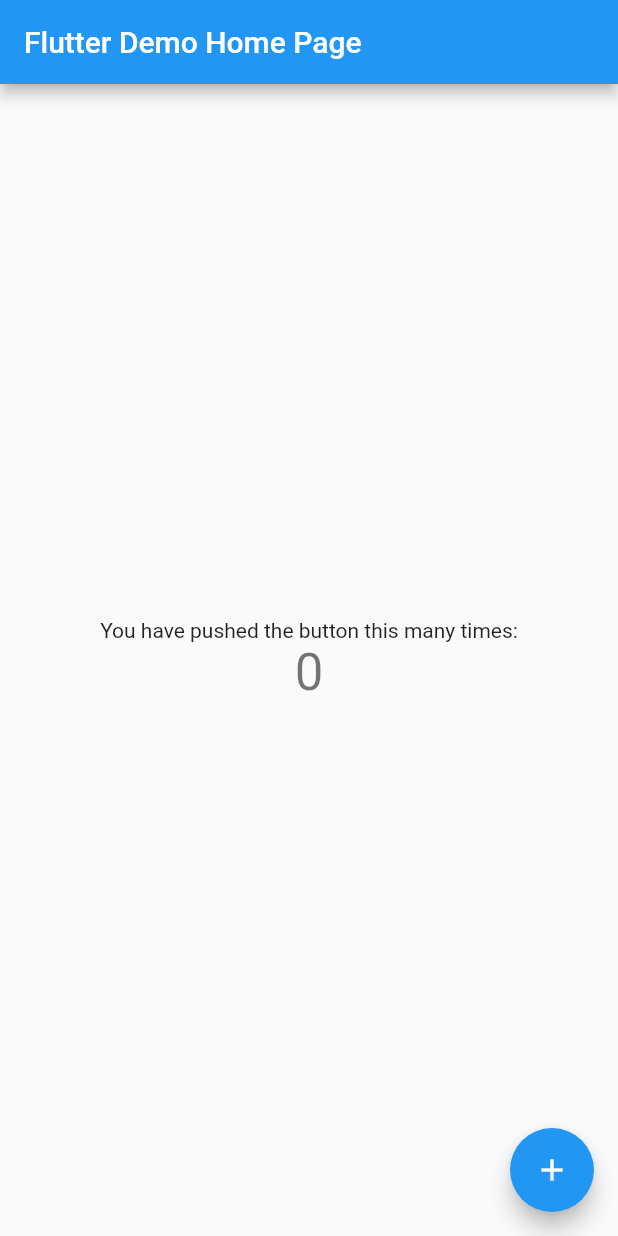
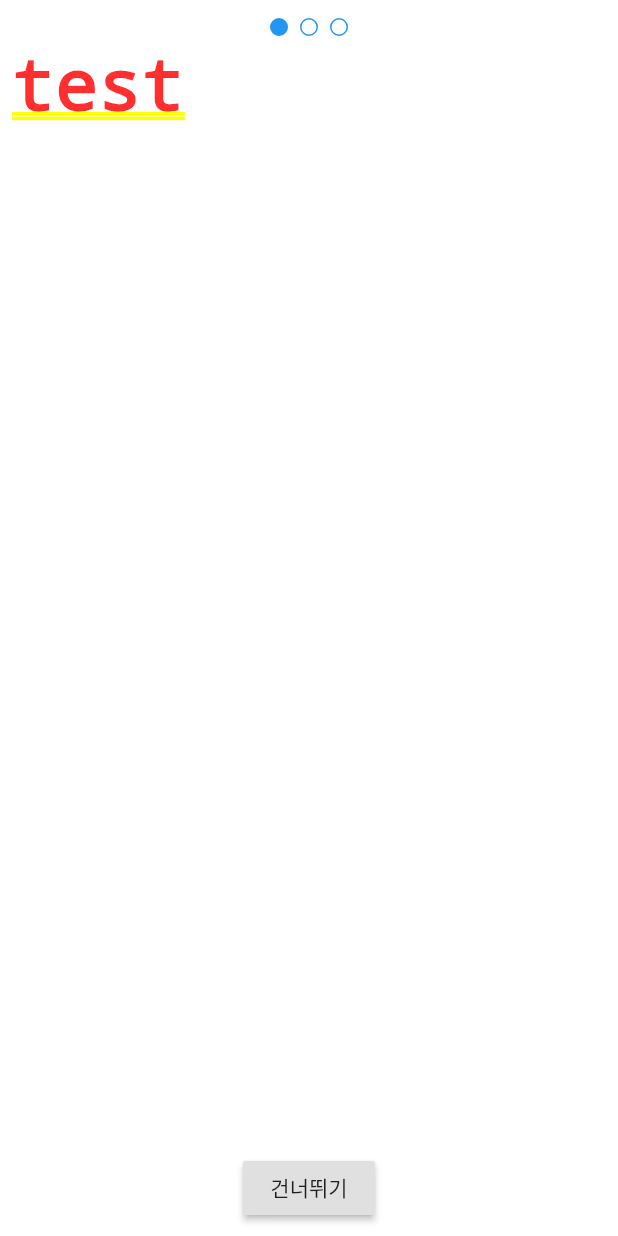
Before and after one commit to woo972/Gemma, a Flutter app: the screen it shows after launch, on a phone screen of 412 x 824 dp. Run offline on Flutter 3.47's test engine with Material 2 defaults, Android fonts, the phone set to English and light mode, and no system bars.

Commit message:
tutorial test

```diff
--- a/lib/main.dart
+++ b/lib/main.dart
@@ -1,111 +1,17 @@
 import 'package:flutter/material.dart';
+import 'package:gemma/view/TutorialView.dart';
 
-void main() => runApp(MyApp());
+void main() => runApp(GemmaApp());
 
-class MyApp extends StatelessWidget {
-  // This widget is the root of your application.
+class GemmaApp extends StatelessWidget {
   @override
   Widget build(BuildContext context) {
     return MaterialApp(
-      title: 'Flutter Demo',
+      title: 'Gemma',
       theme: ThemeData(
-        // This is the theme of your application.
-        //
-        // Try running your application with "flutter run". You'll see the
-        // application has a blue toolbar. Then, without quitting the app, try
-        // changing the primarySwatch below to Colors.green and then invoke
-        // "hot reload" (press "r" in the console where you ran "flutter run",
-        // or simply save your changes to "hot reload" in a Flutter IDE).
-        // Notice that the counter didn't reset back to zero; the application
-        // is not restarted.
         primarySwatch: Colors.blue,
       ),
-      home: MyHomePage(title: 'Flutter Demo Home Page'),
+      home: TutorialView(),
     );
   }
 }
-
-class MyHomePage extends StatefulWidget {
-  MyHomePage({Key key, this.title}) : super(key: key);
-
-  // This widget is the home page of your application. It is stateful, meaning
-  // that it has a State object (defined below) that contains fields that affect
-  // how it looks.
-
-  // This class is the configuration for the state. It holds the values (in this
-  // case the title) provided by the parent (in this case the App widget) and
-  // used by the build method of the State. Fields in a Widget subclass are
-  // always marked "final".
-
-  final String title;
-
-  @override
-  _MyHomePageState createState() => _MyHomePageState();
-}
-
-class _MyHomePageState extends State<MyHomePage> {
-  int _counter = 0;
-
-  void _incrementCounter() {
-    setState(() {
-      // This call to setState tells the Flutter framework that something has
-      // changed in this State, which causes it to rerun the build method below
-      // so that the display can reflect the updated values. If we changed
-      // _counter without calling setState(), then the build method would not be
-      // called again, and so nothing would appear to happen.
-      _counter++;
-    });
-  }
-
-  @override
-  Widget build(BuildContext context) {
-    // This method is rerun every time setState is called, for instance as done
-    // by the _incrementCounter method above.
-    //
-    // The Flutter framework has been optimized to make rerunning build methods
-    // fast, so that you can just rebuild anything that needs updating rather
-    // than having to individually change instances of widgets.
-    return Scaffold(
-      appBar: AppBar(
-        // Here we take the value from the MyHomePage object that was created by
-        // the App.build method, and use it to set our appbar title.
-        title: Text(widget.title),
-      ),
-      body: Center(
-        // Center is a layout widget. It takes a single child and positions it
-        // in the middle of the parent.
-        child: Column(
-          // Column is also layout widget. It takes a list of children and
-          // arranges them vertically. By default, it sizes itself to fit its
-          // children horizontally, and tries to be as tall as its parent.
-          //
-          // Invoke "debug painting" (press "p" in the console, choose the
-          // "Toggle Debug Paint" action from the Flutter Inspector in Android
-          // Studio, or the "Toggle Debug Paint" command in Visual Studio Code)
-          // to see the wireframe for each widget.
-          //
-          // Column has various properties to control how it sizes itself and
-          // how it positions its children. Here we use mainAxisAlignment to
-          // center the children vertically; the main axis here is the vertical
-          // axis because Columns are vertical (the cross axis would be
-          // horizontal).
-          mainAxisAlignment: MainAxisAlignment.center,
-          children: <Widget>[
-            Text(
-              'You have pushed the button this many times:',
-            ),
-            Text(
-              '$_counter',
-              style: Theme.of(context).textTheme.display1,
-            ),
-          ],
-        ),
-      ),
-      floatingActionButton: FloatingActionButton(
-        onPressed: _incrementCounter,
-        tooltip: 'Increment',
-        child: Icon(Icons.add),
-      ), // This trailing comma makes auto-formatting nicer for build methods.
-    );
-  }
-}
--- /dev/null
+++ b/lib/view/MainView.dart
@@ -0,0 +1,10 @@
+import 'package:flutter/material.dart';
+
+class MainView extends StatelessWidget{
+  @override
+  Widget build(BuildContext context) {
+    // TODO: implement build
+    return null;
+  }
+
+}
--- /dev/null
+++ b/lib/view/TutorialView.dart
@@ -0,0 +1,44 @@
+import 'package:flutter/material.dart';
+import 'package:gemma/view/MainView.dart';
+
+class TutorialView extends StatelessWidget{
+  void _routeMainPage(){
+      //  Navigator.pushReplacement(
+      //    context,
+      //    MaterialPageRoute(builder: (context) => MainView()));
+  }
+
+  static const _tutorialPages = <Text>[
+    Text('test'),
+    Text('2nd'),
+    Text('third')
+  ];
+
+  @override
+  Widget build(BuildContext context) {
+    return DefaultTabController(
+      length: _tutorialPages.length,
+      child: Builder(
+        builder: (BuildContext context) => Padding(
+          padding: EdgeInsets.all(8.0),
+          child: Column(children: <Widget>[
+            TabPageSelector(),
+            Expanded(
+              child: TabBarView(
+                children: _tutorialPages,
+              )
+            ),
+            RaisedButton(
+              child:Text('건너뛰기'),
+              onPressed: _routeMainPage
+
+            )
+          ],)
+        )
+      )
+    );
+  }
+
+
+
+}
```
Also changed, not shown: 1 other file.
